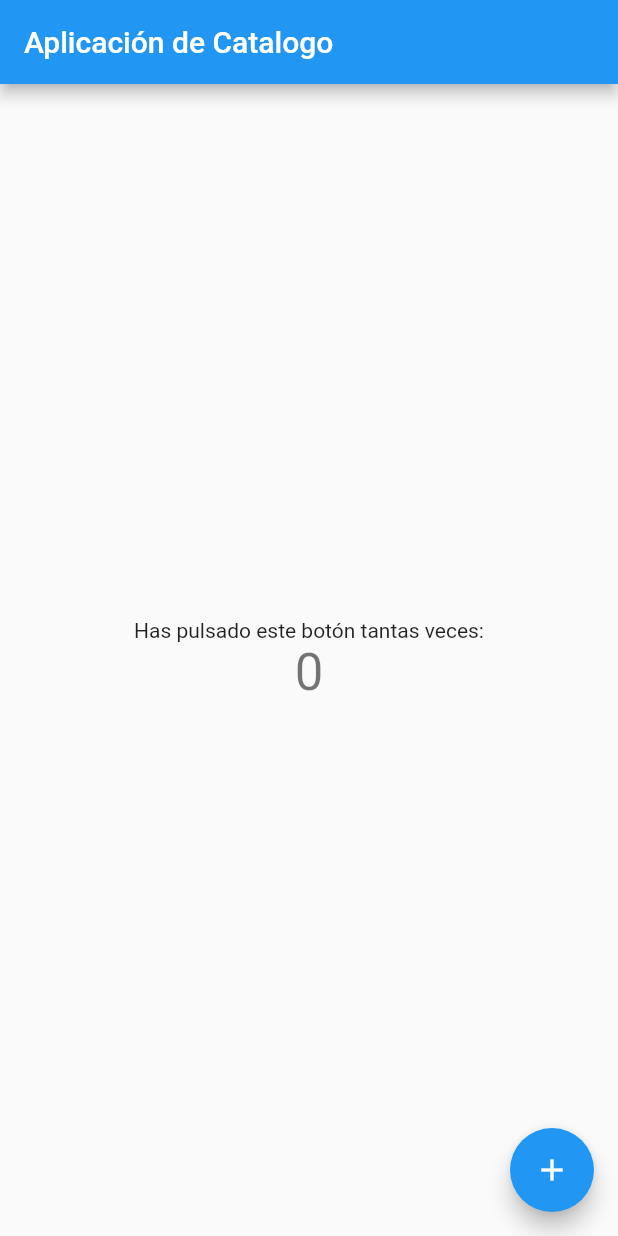
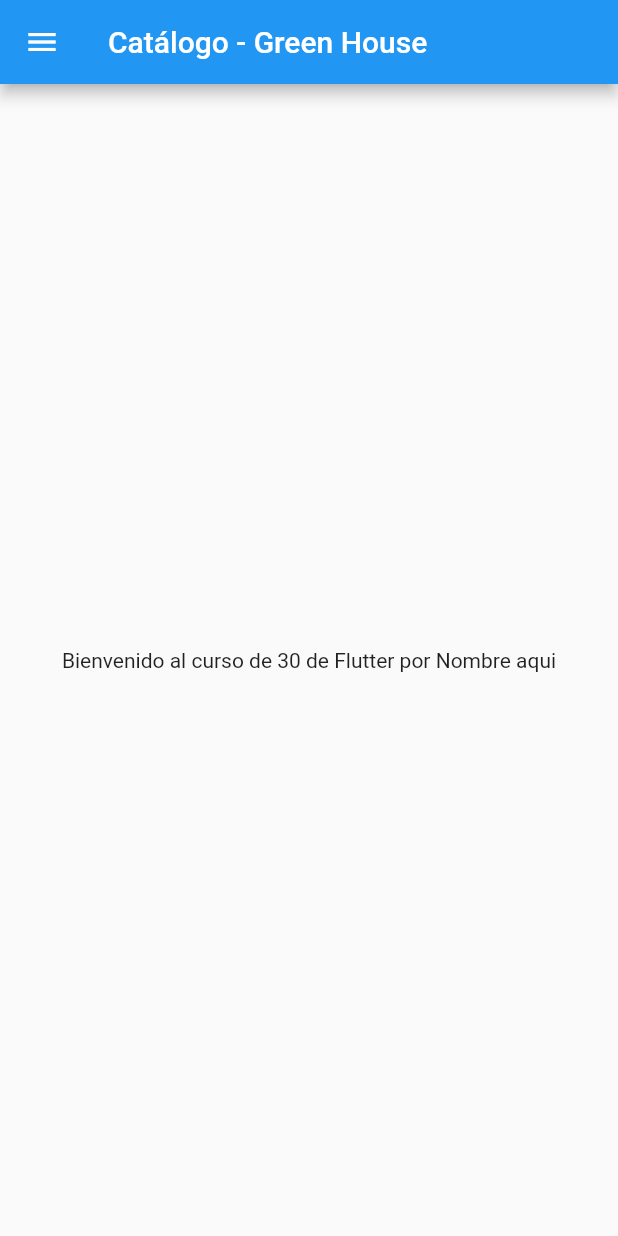
Before and after one commit to lufuz/app_catalogo, a Flutter app: the screen it shows after launch, on a phone screen of 412 x 824 dp. Run offline on Flutter 3.47's test engine with Material 2 defaults, Android fonts, the phone set to English and light mode, and no system bars.

Commit message:
Comienzo de prototipo de la aplicación

```diff
--- a/lib/main.dart
+++ b/lib/main.dart
@@ -1,3 +1,4 @@
+import 'package:app_catalogo/pagina_inicio.dart';
 import 'package:flutter/material.dart';
 
 void main() {
@@ -7,109 +8,10 @@ void main() {
 class MyApp extends StatelessWidget {
   const MyApp({Key? key}) : super(key: key);
 
-  // This widget is the root of your application.
   @override
   Widget build(BuildContext context) {
     return MaterialApp(
-      title: 'Flutter Demo',
-      theme: ThemeData(
-        // This is the theme of your application.
-        //
-        // Try running your application with "flutter run". You'll see the
-        // application has a blue toolbar. Then, without quitting the app, try
-        // changing the primarySwatch below to Colors.green and then invoke
-        // "hot reload" (press "r" in the console where you ran "flutter run",
-        // or simply save your changes to "hot reload" in a Flutter IDE).
-        // Notice that the counter didn't reset back to zero; the application
-        // is not restarted.
-        primarySwatch: Colors.blue,
-      ),
-      home: const MyHomePage(title: 'Aplicación de Catalogo'),
+      home: HomePage(),
     );
   }
 }
-
-class MyHomePage extends StatefulWidget {
-  const MyHomePage({Key? key, required this.title}) : super(key: key);
-
-  // This widget is the home page of your application. It is stateful, meaning
-  // that it has a State object (defined below) that contains fields that affect
-  // how it looks.
-
-  // This class is the configuration for the state. It holds the values (in this
-  // case the title) provided by the parent (in this case the App widget) and
-  // used by the build method of the State. Fields in a Widget subclass are
-  // always marked "final".
-
-  final String title;
-
-  @override
-  State<MyHomePage> createState() => _MyHomePageState();
-}
-
-class _MyHomePageState extends State<MyHomePage> {
-  int _counter = 0;
-
-  void _incrementCounter() {
-    setState(() {
-      // This call to setState tells the Flutter framework that something has
-      // changed in this State, which causes it to rerun the build method below
-      // so that the display can reflect the updated values. If we changed
-      // _counter without calling setState(), then the build method would not be
-      // called again, and so nothing would appear to happen.
-      _counter++;
-    });
-  }
-
-  @override
-  Widget build(BuildContext context) {
-    // This method is rerun every time setState is called, for instance as done
-    // by the _incrementCounter method above.
-    //
-    // The Flutter framework has been optimized to make rerunning build methods
-    // fast, so that you can just rebuild anything that needs updating rather
-    // than having to individually change instances of widgets.
-    return Scaffold(
-      appBar: AppBar(
-        // Here we take the value from the MyHomePage object that was created by
-        // the App.build method, and use it to set our appbar title.
-        title: Text(widget.title),
-      ),
-      body: Center(
-        // Center is a layout widget. It takes a single child and positions it
-        // in the middle of the parent.
-        child: Column(
-          // Column is also a layout widget. It takes a list of children and
-          // arranges them vertically. By default, it sizes itself to fit its
-          // children horizontally, and tries to be as tall as its parent.
-          //
-          // Invoke "debug painting" (press "p" in the console, choose the
-          // "Toggle Debug Paint" action from the Flutter Inspector in Android
-          // Studio, or the "Toggle Debug Paint" command in Visual Studio Code)
-          // to see the wireframe for each widget.
-          //
-          // Column has various properties to control how it sizes itself and
-          // how it positions its children. Here we use mainAxisAlignment to
-          // center the children vertically; the main axis here is the vertical
-          // axis because Columns are vertical (the cross axis would be
-          // horizontal).
-          mainAxisAlignment: MainAxisAlignment.center,
-          children: <Widget>[
-            const Text(
-              'Has pulsado este botón tantas veces:',
-            ),
-            Text(
-              '$_counter',
-              style: Theme.of(context).textTheme.headline4,
-            ),
-          ],
-        ),
-      ),
-      floatingActionButton: FloatingActionButton(
-        onPressed: _incrementCounter,
-        tooltip: 'Increment',
-        child: const Icon(Icons.add),
-      ), // This trailing comma makes auto-formatting nicer for build methods.
-    );
-  }
-}
--- /dev/null
+++ b/lib/pagina_inicio.dart
@@ -0,0 +1,20 @@
+import 'package:flutter/material.dart';
+
+class HomePage extends StatelessWidget {
+  final int days = 30;
+  final String name = "Nombre aqui";
+  @override
+  Widget build(BuildContext context) {
+    return Scaffold(
+      appBar: AppBar(
+        title: Text("Catálogo - Green House"),
+      ),
+      body: Center(
+        child: Container(
+          child: Text("Bienvenido al curso de $days de Flutter por $name"),
+        ),
+      ),
+      drawer: Drawer(),
+    );
+  }
+}
```
